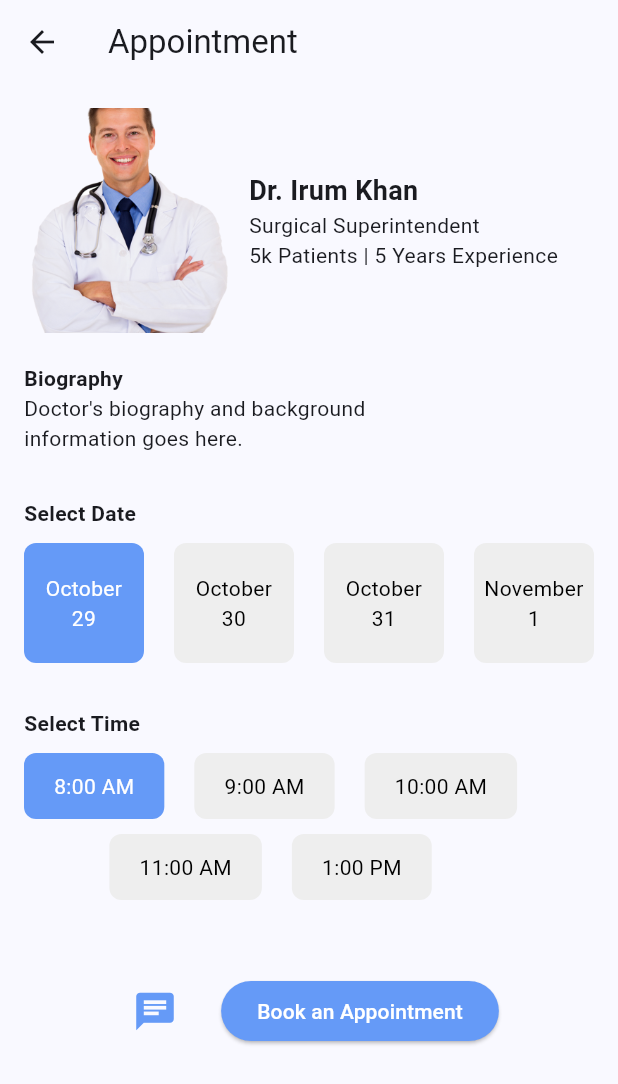
After one commit to Omnyanasr/Hospital-Management, a Flutter app: the AppointmentPage screen opened by its route, on a phone screen of 412 x 824 dp. The commit adds this screen. Shown: the top 1084 px of the screen. Run offline on Flutter 3.47's test engine with Material 3 defaults, Android fonts, the phone set to English and light mode, and no system bars; our stand-ins replace firebase_auth, firebase_core, get, google_fonts, google_sign_in, lottie; accounts and stored records are empty.

Commit message:
appointment page

```diff
--- a/lib/components/doctors_available.dart
+++ b/lib/components/doctors_available.dart
@@ -1,19 +1,32 @@
 import 'package:flutter/material.dart';
+import 'package:get/get.dart'; // Ensure you have GetX for navigation
 import 'package:hospital_managment_project/components/family_member_card.dart';
 
 class DoctorsAvailable extends StatelessWidget {
   @override
   Widget build(BuildContext context) {
+    // List of doctors with their details
+    final List<Map<String, String>> doctors = [
+      {"name": "Hanna Hall", "role": "Wife", "imagePath": 'assets/doctor.png'},
+      {"name": "Oliver Hall", "role": "Son", "imagePath": 'assets/doctor.png'},
+      {"name": "Eva Hall", "role": "Mother", "imagePath": 'assets/doctor.png'},
+    ];
+
     return Row(
       mainAxisAlignment: MainAxisAlignment.spaceAround,
-      children: [
-        FamilyMemberCard(
-            name: "Hanna Hall", role: "Wife", imagePath: 'assets/doctor.png'),
-        FamilyMemberCard(
-            name: "Oliver Hall", role: "Son", imagePath: 'assets/doctor.png'),
-        FamilyMemberCard(
-            name: "Eva Hall", role: "Mother", imagePath: 'assets/doctor.png'),
-      ],
+      children: doctors.map((doctor) {
+        return GestureDetector(
+          onTap: () {
+            // Navigate to the appointment page with the selected doctor's name
+            Get.toNamed('/appointment', arguments: doctor['name']);
+          },
+          child: FamilyMemberCard(
+            name: doctor['name']!,
+            role: doctor['role']!,
+            imagePath: doctor['imagePath']!,
+          ),
+        );
+      }).toList(),
     );
   }
 }
--- a/lib/controller/onboarding_controller.dart
+++ b/lib/controller/onboarding_controller.dart
@@ -8,7 +8,7 @@ class OnboardingController extends GetxController {
   void nextPage() {
     if (currentIndex.value < 2) {
       pageController.nextPage(
-        duration: Duration(milliseconds: 300),
+        duration: const Duration(milliseconds: 300),
         curve: Curves.easeInOut,
       );
     }
--- a/lib/main.dart
+++ b/lib/main.dart
@@ -8,6 +8,8 @@ import 'package:hospital_managment_project/view/onboarding_screen.dart';
 import 'package:hospital_managment_project/view/splash_screen.dart';
 import 'package:hospital_managment_project/view/auth/login.dart';
 import 'package:hospital_managment_project/view/auth/signup.dart';
+import 'package:hospital_managment_project/view/pages/appointmentpage.dart'; // Import your appointment page
+
 
 Future<void> main() async {
   WidgetsFlutterBinding.ensureInitialized();
@@ -76,7 +78,8 @@ class _MyAppState extends State<MyApp> {
         GetPage(name: '/onboarding', page: () => OnboardingScreen()),
         GetPage(name: '/login', page: () => Login()),
         GetPage(name: '/signup', page: () => SignUp()),
-        GetPage(name: '/home', page: () => HomePage()), // HomePage route
+        GetPage(name: '/home', page: () => HomePage()),
+        GetPage(name: '/appointment', page: () => AppointmentPage()),
       ],
     );
   }
--- a/lib/view/auth/login.dart
+++ b/lib/view/auth/login.dart
@@ -79,6 +79,7 @@ class Login extends StatelessWidget {
                       if (val == "") {
                         return "Can't be Empty";
                       }
+                      return null;
                     },
                   ),
                   const SizedBox(height: 16),
@@ -94,6 +95,7 @@ class Login extends StatelessWidget {
                         if (val == "") {
                           return "Can't be Empty";
                         }
+                        return null;
                       }),
                   const SizedBox(height: 16),
                   // Remember me & Forgot Password Row
@@ -132,7 +134,7 @@ class Login extends StatelessWidget {
                           'Logging in',
                           'Please wait...',
                           snackPosition: SnackPosition.BOTTOM,
-                          duration: Duration(seconds: 2),
+                          duration: const Duration(seconds: 2),
                           showProgressIndicator: true,
                         );
 
--- a/lib/view/auth/signup.dart
+++ b/lib/view/auth/signup.dart
@@ -45,6 +45,7 @@ class SignUp extends StatelessWidget {
                         if (val == "") {
                           return "Can't be Empty";
                         }
+                        return null;
                       }),
                   const SizedBox(height: 16),
                   // Password TextField
@@ -59,6 +60,7 @@ class SignUp extends StatelessWidget {
                         if (val == "") {
                           return "Can't be Empty";
                         }
+                        return null;
                       }),
                   const SizedBox(height: 16),
                   // Confirm Password TextField
@@ -73,6 +75,7 @@ class SignUp extends StatelessWidget {
                         if (val == "") {
                           return "Can't be Empty";
                         }
+                        return null;
                       }),
                   const SizedBox(height: 16),
                   // Phone Number TextField
@@ -85,6 +88,7 @@ class SignUp extends StatelessWidget {
                         if (val == "") {
                           return "Can't be Empty";
                         }
+                        return null;
                       }),
                   const SizedBox(height: 30),
                   // Sign up Button
--- a/lib/view/homepage.dart
+++ b/lib/view/homepage.dart
@@ -34,7 +34,7 @@ class HomePage extends StatelessWidget {
               IconButton(
                 onPressed: () async {
                   GoogleSignIn googleSignIn = GoogleSignIn();
-                  googleSignIn.disconnect();
+                  await googleSignIn.disconnect();
                   await FirebaseAuth.instance.signOut();
                   Get.offNamed('/login');
                 },
@@ -56,11 +56,8 @@ class HomePage extends StatelessWidget {
                 decoration: BoxDecoration(
                   borderRadius: BorderRadius.circular(12),
                   image: const DecorationImage(
-                    //opacity: 30,
-                    image: AssetImage(
-                        'assets/homebg.jpg'), // Set your background image here
-                    fit: BoxFit
-                        .cover, // Adjusts the image to cover the entire container
+                    image: AssetImage('assets/homebg.jpg'),
+                    fit: BoxFit.cover,
                   ),
                   boxShadow: [
                     BoxShadow(
@@ -113,7 +110,6 @@ class HomePage extends StatelessWidget {
                               ),
                             ),
                           ),
-                          //const SizedBox(height: 5),
                           GestureDetector(
                             onTap: () {
                               // Navigate to the x-ray chatbot page
@@ -167,6 +163,7 @@ class HomePage extends StatelessWidget {
               const Text("Doctors Available",
                   style: TextStyle(fontSize: 18, fontWeight: FontWeight.bold)),
               const SizedBox(height: 10),
+              // Updated DoctorsAvailable widget with selection functionality
               DoctorsAvailable(),
             ],
           ),
--- /dev/null
+++ b/lib/view/pages/appointmentpage.dart
@@ -0,0 +1,172 @@
+import 'package:flutter/material.dart';
+import 'package:get/get.dart';
+
+class AppointmentPage extends StatefulWidget {
+  @override
+  _AppointmentPageState createState() => _AppointmentPageState();
+}
+
+class _AppointmentPageState extends State<AppointmentPage> {
+  // Sample data for available dates
+  final List<String> availableDates = [
+    "October \n29",
+    "October \n30",
+    "October \n31",
+    "November \n1",
+  ];
+
+  // Sample data for available time slots
+  final List<String> availableTimes = [
+    "8:00 AM",
+    "9:00 AM",
+    "10:00 AM",
+    "11:00 AM",
+    "1:00 PM",
+  ];
+
+  int selectedDateIndex = 0; // Default selected date index
+  int selectedTimeIndex = 0; // Default selected time index
+
+  @override
+  Widget build(BuildContext context) {
+    return Scaffold(
+      appBar: AppBar(
+        title: Text('Appointment'),
+      ),
+      body: Padding(
+        padding: const EdgeInsets.all(16.0),
+        child: Column(
+          crossAxisAlignment: CrossAxisAlignment.start,
+          children: [
+            // Doctor information
+            Row(
+              children: [
+                Container(
+                  width: 140,
+                  height: 150,
+                  decoration: BoxDecoration(
+                    borderRadius: BorderRadius.circular(8), // Square shape with rounded corners
+                    image: DecorationImage(
+                      image: AssetImage('assets/doctor.png'), // Replace with your image asset
+                      fit: BoxFit.cover,
+                    ),
+                  ),
+                ),
+                SizedBox(width: 10),
+                Column(
+                  crossAxisAlignment: CrossAxisAlignment.start,
+                  children: [
+                    Text("Dr. Irum Khan", style: TextStyle(fontWeight: FontWeight.bold, fontSize: 18)),
+                    Text("Surgical Superintendent"),
+                    Text("5k Patients | 5 Years Experience"),
+                  ],
+                ),
+              ],
+            ),
+            SizedBox(height: 20),
+            Text("Biography", style: TextStyle(fontWeight: FontWeight.bold)),
+            Text("Doctor's biography and background \ninformation goes here."),
+            SizedBox(height: 30),
+            // Date selection
+            Text("Select Date", style: TextStyle(fontWeight: FontWeight.bold)),
+            SizedBox(height: 10),
+            Container(
+              height: 80,
+              child: ListView.builder(
+                scrollDirection: Axis.horizontal,
+                itemCount: availableDates.length,
+                itemBuilder: (context, index) {
+                  return GestureDetector(
+                    onTap: () {
+                      setState(() {
+                        selectedDateIndex = index;
+                      });
+                    },
+                    child: Container(
+                      width: 80, // Fixed width for better alignment
+                      padding: EdgeInsets.symmetric(vertical: 12),
+                      margin: EdgeInsets.only(right: 20),
+                      decoration: BoxDecoration(
+                        color: selectedDateIndex == index
+                            ? const Color.fromARGB(255, 101, 154, 247)
+                            : Colors.grey[200],
+                        borderRadius: BorderRadius.circular(8),
+                      ),
+                      child: Center(
+                        child: Text(
+                          availableDates[index],
+                          textAlign: TextAlign.center,
+                          style: TextStyle(
+                            color: selectedDateIndex == index ? Colors.white : Colors.black,
+                          ),
+                        ),
+                      ),
+                    ),
+                  );
+                },
+              ),
+            ),
+            SizedBox(height: 30),
+            // Time selection
+            Text("Select Time", style: TextStyle(fontWeight: FontWeight.bold)),
+            SizedBox(height: 10),
+            Wrap(
+              alignment: WrapAlignment.center,
+              spacing: 20, // Horizontal spacing between buttons
+              runSpacing: 10, // Vertical spacing between rows
+              children: availableTimes
+                  .asMap()
+                  .entries
+                  .map((entry) => GestureDetector(
+                onTap: () {
+                  setState(() {
+                    selectedTimeIndex = entry.key;
+                  });
+                },
+                child: Container(
+                  padding: EdgeInsets.symmetric(horizontal: 20, vertical: 12),
+                  decoration: BoxDecoration(
+                    color: selectedTimeIndex == entry.key
+                        ? const Color.fromARGB(255, 101, 154, 247)
+                        : Colors.grey[200],
+                    borderRadius: BorderRadius.circular(8),
+                  ),
+                  child: Text(
+                    entry.value,
+                    style: TextStyle(
+                      color: selectedTimeIndex == entry.key ? Colors.white : Colors.black,
+                    ),
+                  ),
+                ),
+              ))
+                  .toList(),
+            ),
+            SizedBox(height: 50),
+            Row(
+              mainAxisAlignment: MainAxisAlignment.center,
+              children: [
+                IconButton(
+                  onPressed: () {
+                    // Implement chat functionality
+                    // For example: Get.toNamed('/chat', arguments: {'doctorId': '123'});
+                  },
+                  icon: Icon(Icons.chat),
+                  iconSize: 30,
+                  color: const Color.fromARGB(255, 101, 154, 247),
+                ),
+                SizedBox(width: 20),
+                // Book Appointment Button
+                ElevatedButton(
+                  onPressed: () {
+                    // Implement booking logic, e.g., send selectedDate and selectedTime to the server
+                  },
+                  child: Text("Book an Appointment"),
+                ),
+              ],
+            ),
+          ],
+        ),
+      ),
+    );
+  }
+}
```
Also changed, not shown: 3 other files.
